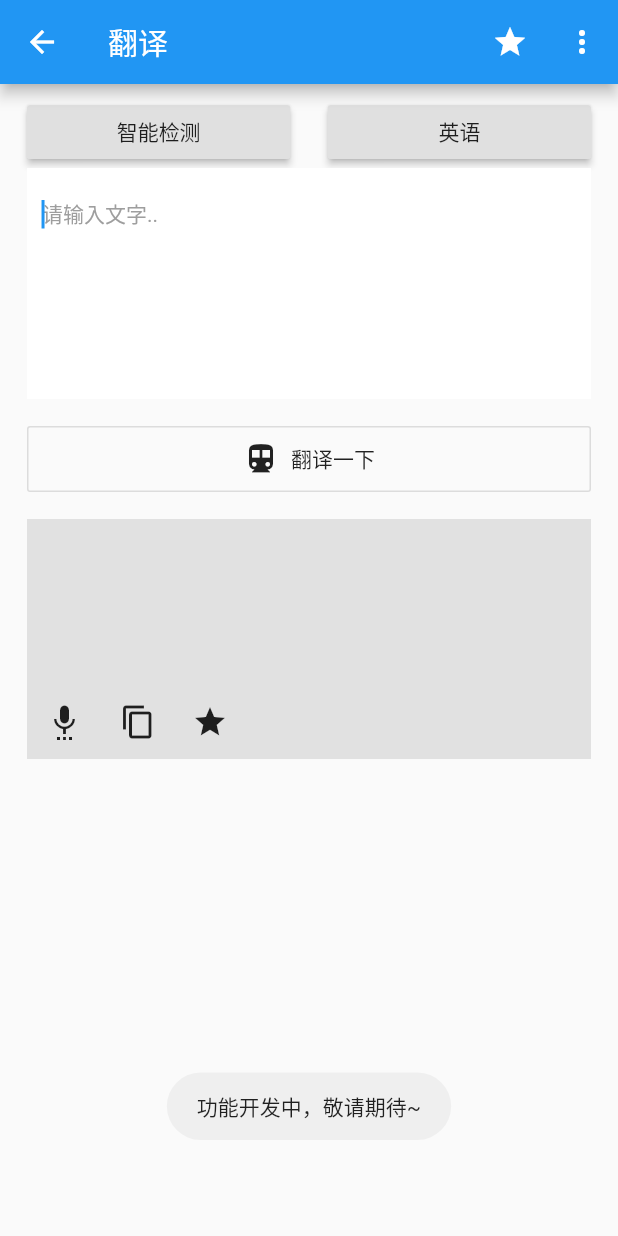
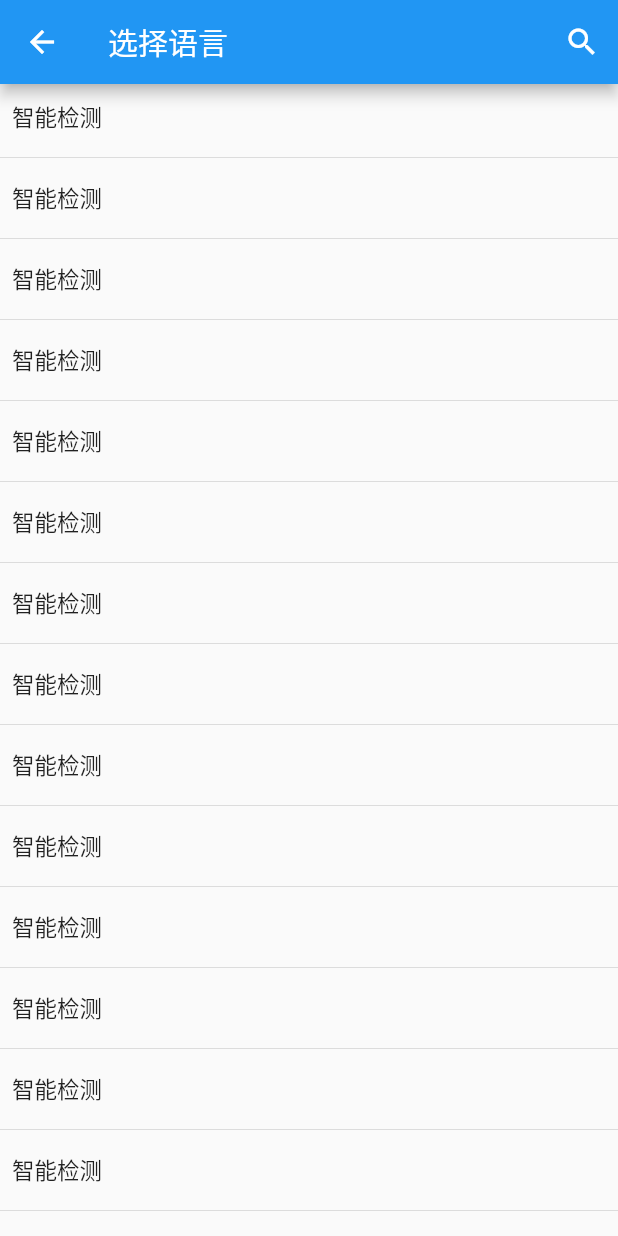
Before and after one commit to wangyongf/swiss-knife, a Flutter app: the TranslatePage screen opened by its route, after a tap on "智能检测", on a phone screen of 412 x 824 dp. Run offline on Flutter 3.47's test engine with Material 2 defaults, Android fonts, the phone set to English and light mode, and no system bars; our stand-ins replace cookie_jar, dio, fluttertoast, image_picker, package_info, share and 1 more; missing offline and left inert: android_intent, flutter_material_color_picker; accounts and stored records are empty.

Commit message:
feat: 实现【选择语言】页面基本 UI

```diff
--- a/lib/common/routes_name.dart
+++ b/lib/common/routes_name.dart
@@ -40,4 +40,5 @@ class Routes {
   static const String SK_LIFE_LIST_PAGE = '/sk/life-list-page';
   static const String SK_APP_MANAGEMENT_PAGE = '/sk/app-management-page';
   static const String SK_IMAGE_SPLIT_PAGE = '/sk/image-split-page';
+  static const String SK_LANGUAGE_SELECTOR_PAGE = '/sk/language-selector-page';
 }
--- a/lib/main.dart
+++ b/lib/main.dart
@@ -7,6 +7,7 @@ import 'package:swiss_knife/pages/feedback_page.dart';
 import 'package:swiss_knife/pages/geek_list_page.dart';
 import 'package:swiss_knife/pages/home_page.dart';
 import 'package:swiss_knife/pages/image_split_page.dart';
+import 'package:swiss_knife/pages/language_selector_page.dart';
 import 'package:swiss_knife/pages/life_list_page.dart';
 import 'package:swiss_knife/pages/settings_page.dart';
 import 'package:swiss_knife/pages/tools_list_page.dart';
@@ -38,6 +39,7 @@ class MyApp extends StatelessWidget {
         Routes.SK_LIFE_LIST_PAGE: (BuildContext context) => LifeListPage(),
         Routes.SK_APP_MANAGEMENT_PAGE: (BuildContext context) => AppManagementPage(),
         Routes.SK_IMAGE_SPLIT_PAGE: (BuildContext context) => ImageSplitPage(),
+        Routes.SK_LANGUAGE_SELECTOR_PAGE: (BuildContext context) => LanguageSelectorPage(),
       },
     );
   }
--- /dev/null
+++ b/lib/pages/language_selector_page.dart
@@ -0,0 +1,71 @@
+import 'package:flutter/material.dart';
+import 'package:swiss_knife/util/toast_utils.dart';
+
+class LanguageSelectorPage extends StatefulWidget {
+  @override
+  _LanguageSelectorPageState createState() => _LanguageSelectorPageState();
+}
+
+class _LanguageSelectorPageState extends State<LanguageSelectorPage> {
+  @override
+  Widget build(BuildContext context) {
+    return Scaffold(
+      appBar: AppBar(
+        leading: GestureDetector(
+          onTap: () {
+            Navigator.of(context).pop();
+          },
+          child: Padding(
+            padding: const EdgeInsets.all(12.0),
+            child: Icon(Icons.arrow_back),
+          ),
+        ),
+        title: Text("选择语言"),
+        actions: <Widget>[
+          GestureDetector(
+            onTap: () {
+              ToastUtils.showToast(context, "功能开发中，敬请期待~");
+            },
+            child: Padding(
+              padding: const EdgeInsets.all(12.0),
+              child: Icon(Icons.search),
+            ),
+          ),
+        ],
+      ),
+      body: _buildBody(),
+    );
+  }
+
+  _buildBody() {
+    return Container(
+      margin: EdgeInsets.only(top: 3),
+      child: ListView.builder(
+          itemCount: 20,
+          itemBuilder: (BuildContext context, int position) {
+            return _buildItem(position);
+          }),
+    );
+  }
+
+  _buildItem(int position) {
+    return Column(
+      children: <Widget>[
+        Row(
+          children: <Widget>[
+            Expanded(
+              child: Padding(
+                padding: const EdgeInsets.all(8.0),
+                child: Text(
+                  "智能检测",
+                  style: TextStyle(fontSize: 15),
+                ),
+              ),
+            ),
+          ],
+        ),
+        Divider(),
+      ],
+    );
+  }
+}
--- a/lib/pages/translate_page.dart
+++ b/lib/pages/translate_page.dart
@@ -1,3 +1,4 @@
+import 'package:swiss_knife/common/routes_name.dart';
 import 'package:swiss_knife/util/toast_utils.dart';
 import 'package:flutter/material.dart';
 
@@ -27,7 +28,8 @@ class _TranslatePageState extends State<TranslatePage> {
               Expanded(
                   child: RaisedButton(
                       onPressed: () {
-                        ToastUtils.showToast(context, "功能开发中，敬请期待~");
+                        Navigator.of(context)
+                            .pushNamed(Routes.SK_LANGUAGE_SELECTOR_PAGE);
                       },
                       child: Text("智能检测"))),
 
```
